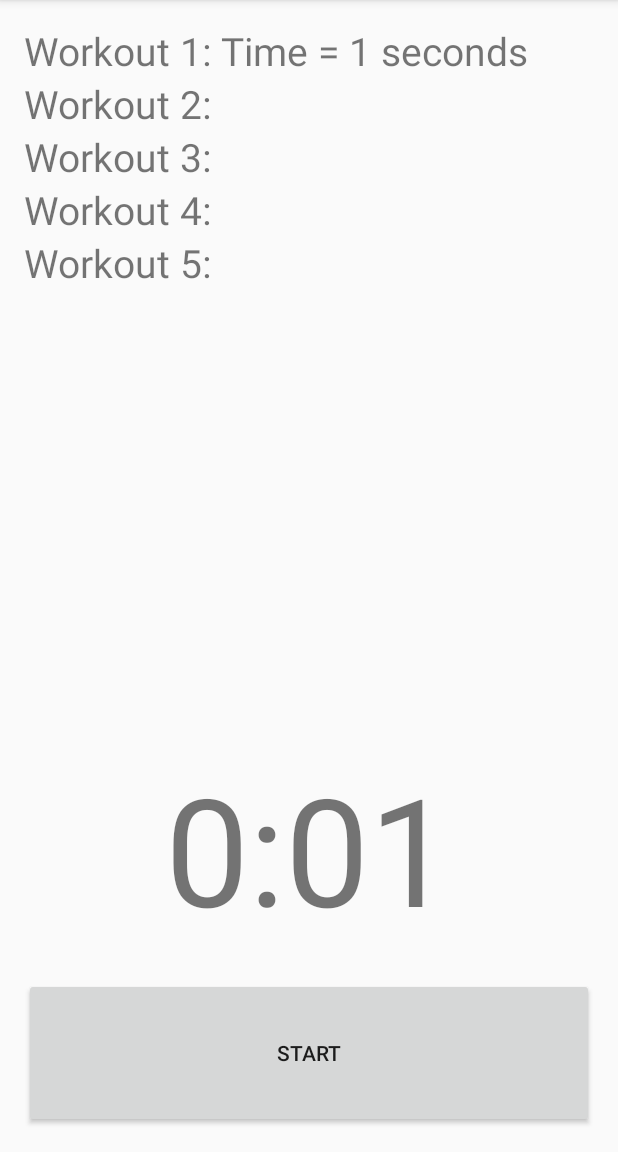
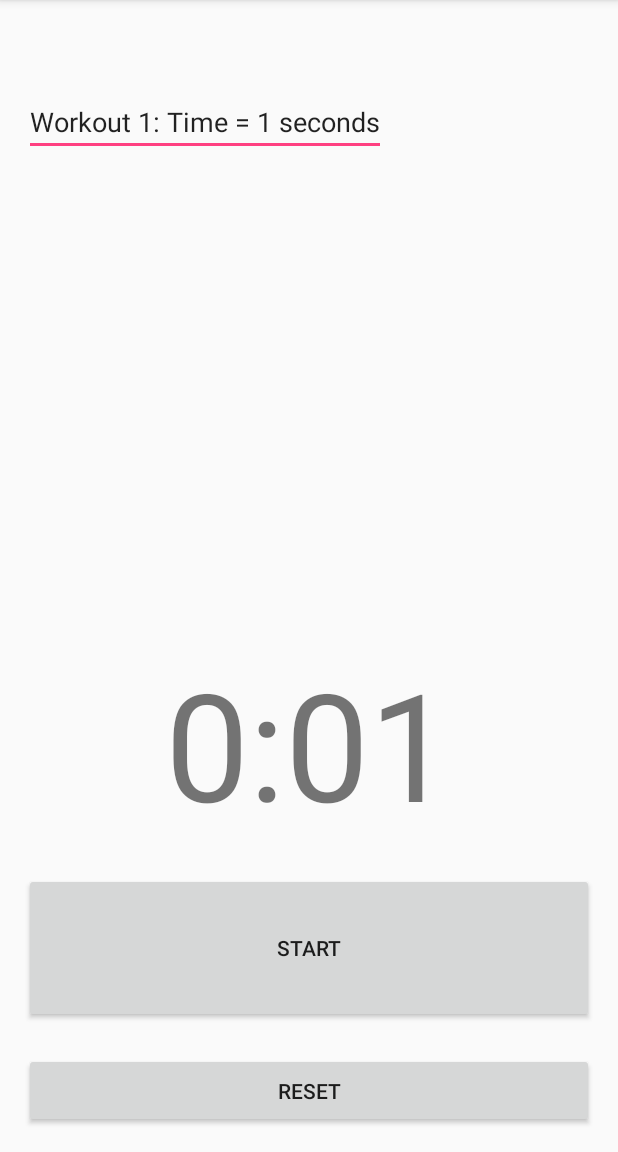
Before and after one commit to ChrisGaddes/Intensity, an Android app: the screen it shows after launch (MainActivity), after a tap on "STOP", on a phone screen of 412 x 824 dp, the part 84-1236 px from its top. Run offline under Robolectric (Android 15) with nearby library versions, the phone set to English and light mode, and no system bars; 2 other taps on this screen came first.

Commit message:
Changed to single EditText from five separate TextViews to display time log

```diff
--- a/app/src/main/java/com/chrisgaddes/intensity/MainActivity.java
+++ b/app/src/main/java/com/chrisgaddes/intensity/MainActivity.java
@@ -2,24 +2,20 @@ package com.chrisgaddes.intensity;
 
 import android.os.Bundle;
 import android.support.v7.app.AppCompatActivity;
-import android.util.TypedValue;
 import android.view.View;
 import android.widget.Button;
-import android.widget.TextView;
+import android.widget.EditText;
 
 public class MainActivity extends AppCompatActivity {
 
     private Button btn_start_stop;
+    private Button btn_reset;
     private ChronometerView rc;
     private boolean stopped;
     private TinyDB tinydb;
     private int workout_num;
 
-    private TextView tv_workout_1;
-    private TextView tv_workout_2;
-    private TextView tv_workout_3;
-    private TextView tv_workout_4;
-    private TextView tv_workout_5;
+    private EditText tv_workout;
 
     @Override
     protected void onCreate(Bundle savedInstanceState) {
@@ -31,13 +27,10 @@ public class MainActivity extends AppCompatActivity {
         stopped = true;
         workout_num = 1;
 
-        tv_workout_1 = (TextView) findViewById(R.id.tv_workout_1);
-        tv_workout_2 = (TextView) findViewById(R.id.tv_workout_2);
-        tv_workout_3 = (TextView) findViewById(R.id.tv_workout_3);
-        tv_workout_4 = (TextView) findViewById(R.id.tv_workout_4);
-        tv_workout_5 = (TextView) findViewById(R.id.tv_workout_5);
+        tv_workout = (EditText) findViewById(R.id.tv_workout);
 
         btn_start_stop = (Button) findViewById(R.id.btn_start_stop);
+        btn_reset = (Button) findViewById(R.id.btn_reset);
 
         btn_start_stop.setOnClickListener(new View.OnClickListener() {
             @Override
@@ -52,6 +45,13 @@ public class MainActivity extends AppCompatActivity {
                     btn_start_stop.setText("Start");
                     stopped = !stopped;
                 }
+            }
+        });
+
+        btn_reset.setOnClickListener(new View.OnClickListener() {
+            @Override
+            public void onClick(View v) {
+                resetLog();
             }
         });
     }
@@ -72,7 +72,15 @@ public class MainActivity extends AppCompatActivity {
             rc.stop();
         }
         workout_num = workout_num+1;
+    }
 
+    private void resetLog() {
+        if (rc != null) {
+            rc.reset();
+        }
+        workout_num = 1;
+
+        tv_workout.setText("");
     }
 
     private void addTimeToLog(int mworkout_num,long time){
@@ -81,24 +89,11 @@ public class MainActivity extends AppCompatActivity {
 
         tinydb.putLong(str_name, time);
 
-        String str_textview_time = "Workout " + mworkout_num + ": Time = " + String.valueOf(time) + " seconds";
+        String str_current_text = tv_workout.getText().toString();
 
-        switch(mworkout_num) {
-            case 1:
-                tv_workout_1.setText(str_textview_time);
-                break;
-            case 2:
-                tv_workout_2.setText(str_textview_time);
-                break;
-            case 3:
-                tv_workout_3.setText(str_textview_time);
-                break;
-            case 4:
-                tv_workout_4.setText(str_textview_time);
-                break;
-            case 5:
-                tv_workout_5.setText(str_textview_time);
-                break;
-        }
+        String str_textview_time = str_current_text + "\n\n" + "Workout " + mworkout_num + ": Time = " + String.valueOf(time) + " seconds";
+
+        tv_workout.setText(str_textview_time);
+
     }
 }
--- a/app/src/main/res/layout/activity_main.xml
+++ b/app/src/main/res/layout/activity_main.xml
@@ -11,50 +11,15 @@
     android:paddingBottom="@dimen/activity_vertical_margin"
     tools:context="com.chrisgaddes.intensity.MainActivity">
 
-    <TextView
-        android:id="@+id/tv_workout_1"
-        android:layout_width="wrap_content"
-        android:layout_height="wrap_content"
-        android:textSize="26sp"
-        android:text="Workout 1: "
+    <Button
+        android:id="@+id/btn_reset"
+        android:layout_width="match_parent"
+        android:layout_height="50dp"
+        android:text="Reset"
+        android:layout_marginTop="20dp"
+        android:layout_alignParentBottom="true"
+        android:layout_centerHorizontal="true"
         />
-
-    <TextView
-        android:id="@+id/tv_workout_2"
-        android:layout_width="wrap_content"
-        android:layout_height="wrap_content"
-        android:textSize="26sp"
-        android:text="Workout 2:"
-        android:layout_below="@id/tv_workout_1"
-        />
-
-    <TextView
-        android:id="@+id/tv_workout_3"
-        android:layout_width="wrap_content"
-        android:layout_height="wrap_content"
-        android:textSize="26sp"
-        android:text="Workout 3:"
-        android:layout_below="@id/tv_workout_2"
-        />
-
-    <TextView
-        android:id="@+id/tv_workout_4"
-        android:layout_width="wrap_content"
-        android:layout_height="wrap_content"
-        android:textSize="26sp"
-        android:text="Workout 4:"
-        android:layout_below="@id/tv_workout_3"
-        />
-
-    <TextView
-        android:id="@+id/tv_workout_5"
-        android:layout_width="wrap_content"
-        android:layout_height="wrap_content"
-        android:textSize="26sp"
-        android:text="Workout 5:"
-        android:layout_below="@id/tv_workout_4"
-        />
-
 
     <Button
         android:id="@+id/btn_start_stop"
@@ -62,9 +27,10 @@
         android:layout_height="100dp"
         android:text="Start"
         android:layout_marginTop="20dp"
-        android:layout_alignParentBottom="true"
         android:layout_centerHorizontal="true"
+        android:layout_above="@id/btn_reset"
         />
+
 
     <com.chrisgaddes.intensity.ChronometerView
         android:id="@+id/tv_stopwatch"
@@ -76,4 +42,13 @@
         android:text="0:00"
         />
 
+    <EditText
+        android:id="@+id/tv_workout"
+        android:layout_width="wrap_content"
+        android:layout_height="wrap_content"
+        android:textSize="18sp"
+        android:layout_alignParentTop="true"
+        android:layout_alignParentStart="true"
+        android:cursorVisible="false"/>
+
 </RelativeLayout>
```
